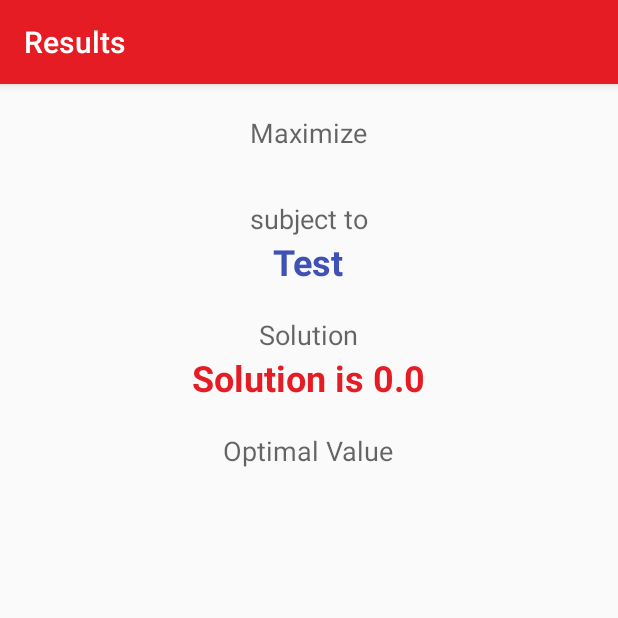
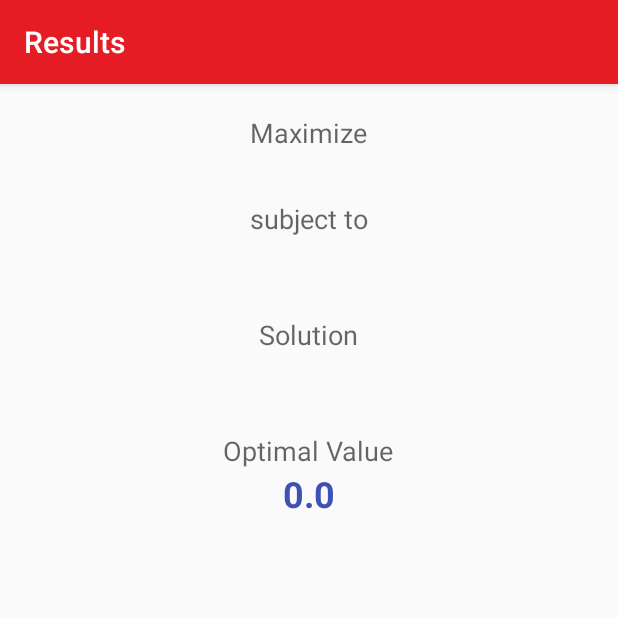
Before and after one commit to brennanbatalla/SimplexAlgorithm, an Android app: the EquationInput screen opened directly, with no data from a screen before it, after a tap on "SOLVE", on a phone screen of 412 x 824 dp, the top half of it. Run offline under Robolectric (Android 15) with nearby library versions, the phone set to English and light mode, and no system bars; libraries missing offline, so code that uses them is left out: com.rengwuxian.materialedittext; 8 statements that could not run were skipped.

Commit message:
Fixed Results, Added Solution Activity.

```diff
--- a/app/src/main/java/bgb/com/simplexalgorithm/ResultsActivity.java
+++ b/app/src/main/java/bgb/com/simplexalgorithm/ResultsActivity.java
@@ -14,19 +14,35 @@ public class ResultsActivity extends ActionBarActivity {
         setContentView(R.layout.activity_results);
 
 		Simplex	s = Solution.s;
+
 	    String objFunc = "";
+	    String constraints = "";
+	    String solution = "";
+	    double optimalValue = 0;
+
 	    double[] x = s.primal();
 		double[] c = s.c;
-	    String solution = "Solution is ";
-	    double optimalValue = 0;
+	    double[][] A = s.A;
+	    double[] b = s.b;
 	    for (int i = 0; i < x.length; i++) {
 		    optimalValue +=  c[i]*x[i];
-		    objFunc += c[i]+ "x"+i;
+		    objFunc += c[i]+ "x" + i + "+";
 		    Log.e("Primal: ", "x[" + i + "] = " + x[i]);
-		    solution += "x" + i + " = " + x[i] +", ";
+		    solution += "x" + i + " = " + x[i] +"\n";
 	    }
 
-	    solution = solution.substring(0,solution.length()-1);
+	    objFunc = objFunc.substring(0, objFunc.length()-1);
+
+	    int numVar = x.length;
+	    int numCon = b.length;
+
+	    for(int i = 0; i < numCon; i++) {
+		    for (int j = 0; j < numVar; j++) {
+				constraints += A[i][j] + "x" + i + "+";
+		    }
+		    constraints = constraints.substring(0,constraints.length()-1);
+		    constraints += " <= " +  b[i] + "\n";
+	    }
 
 	    double[] y = s.dual();
 	    for (int j = 0; j < y.length; j++)
@@ -39,9 +55,16 @@ public class ResultsActivity extends ActionBarActivity {
 	    TextView tv_objFunc = (TextView) findViewById(R.id.resultObjFunc);
 	    tv_objFunc.setText(objFunc);
 
+		// Set contraints
+	    TextView tv_constraints = (TextView) findViewById(R.id.constraints);
+		tv_constraints.setText(constraints);
+
 	    // Set solution
 		TextView tv_solution = (TextView) findViewById(R.id.solutionValues);
-	    tv_solution.setText(solution + " " + optimalValue);
+	    tv_solution.setText(solution);
 
+	    // Set optimal value
+	    TextView tv_numericOptVal = (TextView) findViewById(R.id.numericOptimalValue);
+	    tv_numericOptVal.setText(String.valueOf(optimalValue));
     }
 }
--- a/app/src/main/java/bgb/com/simplexalgorithm/Simplex.java
+++ b/app/src/main/java/bgb/com/simplexalgorithm/Simplex.java
@@ -10,6 +10,8 @@ import android.util.Log;
         private int M;          // number of constraints
         private int N;          // number of original variables
 		public double[] c;
+	    public double[] b;
+	    public double[][] A;
         private int[] basis;    // basis[i] = basic variable corresponding to row i
         // only needed to print out solution, not book
 
@@ -18,6 +20,8 @@ import android.util.Log;
             M = b.length;
             N = c.length;
 	        this.c = c;
+	        this.b = b;
+	        this.A = A;
             a = new double[M + 1][N + M + 1];
             for (int i = 0; i < M; i++)
                 for (int j = 0; j < N; j++)
--- a/app/src/main/res/layout/activity_results.xml
+++ b/app/src/main/res/layout/activity_results.xml
@@ -50,7 +50,7 @@
 			    android:layout_width="wrap_content"
 			    android:layout_height="wrap_content"
 			    android:textAppearance="?android:attr/textAppearanceMedium"
-			    android:id="@+id/textView3"
+			    android:id="@+id/constraints"
 			    android:layout_gravity="center_horizontal"
 			    android:text="Test"
 			    android:textColor="@color/accent_500"
@@ -94,6 +94,17 @@
 		    android:layout_gravity="center_horizontal"
 		    android:layout_marginTop="20dp"/>
 
+	    <TextView
+		    android:layout_width="wrap_content"
+		    android:layout_height="wrap_content"
+		    android:textAppearance="?android:attr/textAppearanceMedium"
+		    android:id="@+id/numericOptimalValue"
+		    android:layout_gravity="center_horizontal"
+		    android:text="Z"
+		    android:textColor="@color/accent_500"
+		    android:textStyle="bold"
+		    android:textSize="24sp"/>
+
     </LinearLayout>
 
 
```
